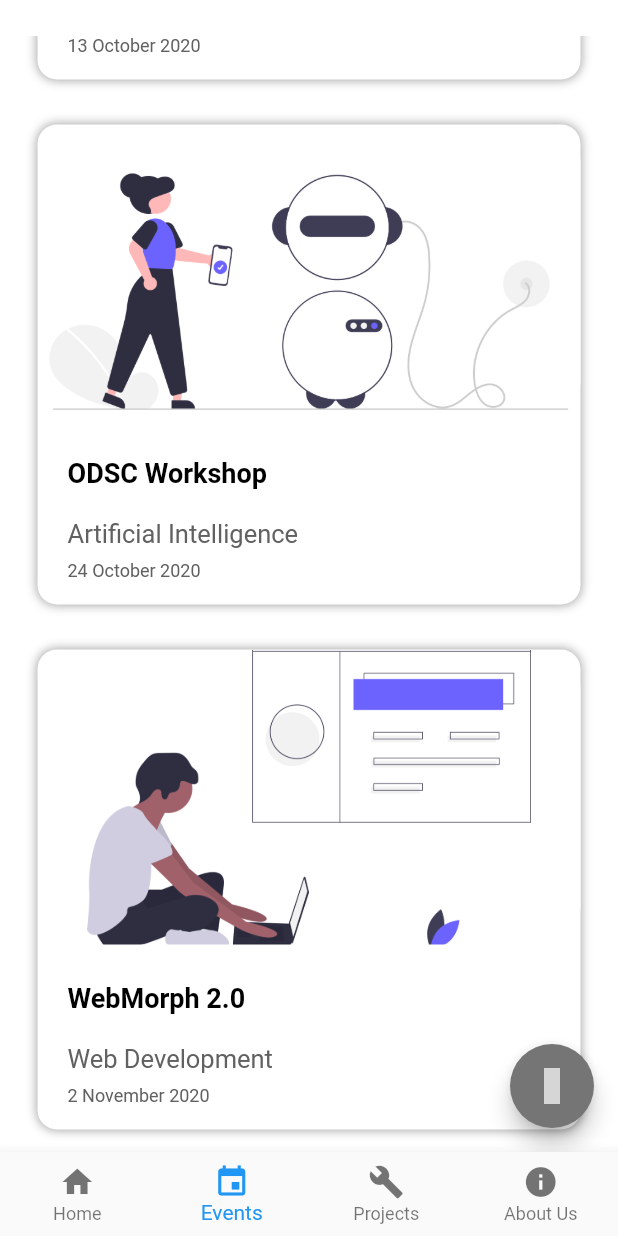
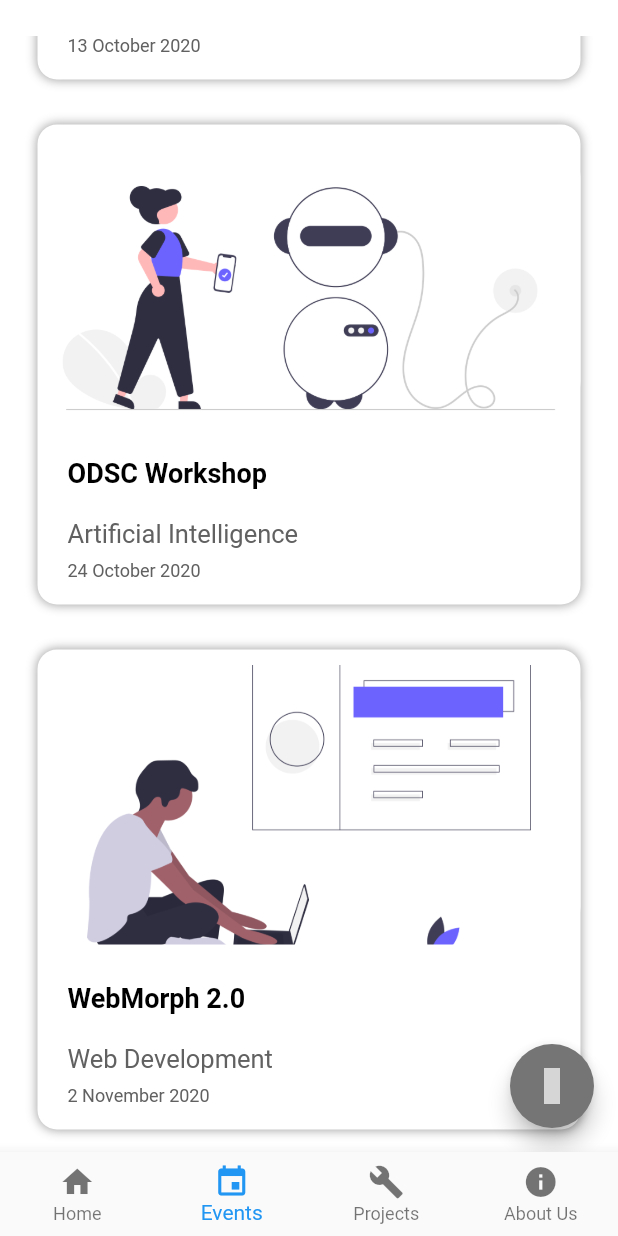
Before and after one commit to Adnanali777/DSC-AKGEC, a Flutter app: the screen it shows after launch, item 2 of the bottom bar chosen, scrolled down 486 dp, on a phone screen of 412 x 824 dp. Run offline on Flutter 3.47's test engine with Material 2 defaults, Android fonts, the phone set to English and light mode, and no system bars; our stand-ins replace delayed_display, flutter_icons; missing offline and left inert: lipsum, ripple_effect; Roboto replaces fonts that are missing (Nanum); grey boxes are pictures that could not be loaded.

Commit message:
final commit

```diff
--- a/lib/events/event details.dart
+++ b/lib/events/event details.dart
@@ -34,6 +34,7 @@
               delegate: SliverChildListDelegate(
                 [
                   Container(
+                    padding: EdgeInsets.only(right: 10),
                     decoration: BoxDecoration(
                       borderRadius: BorderRadius.only(topLeft: Radius.circular(30),topRight: Radius.circular(30)),
                       color: Colors.white,
--- a/lib/project-pages/app_dev.dart
+++ b/lib/project-pages/app_dev.dart
@@ -27,7 +27,7 @@
             flexibleSpace: FlexibleSpaceBar(
               background: Padding(
                 padding:  EdgeInsets.only(top:MediaQuery.of(context).size.height*0.05),
-                child: Image.asset('assets/app-dev-projects.png',fit: BoxFit.cover,),
+                child: Image.asset('assets/app-dev-projects.png',fit: BoxFit.contain,),
               ),
             ),
           ),
--- a/lib/project-pages/ui.dart
+++ b/lib/project-pages/ui.dart
@@ -25,7 +25,7 @@
             flexibleSpace: FlexibleSpaceBar(
               background: Padding(
                 padding: EdgeInsets.only(top:MediaQuery.of(context).size.height*0.05),
-                child: Image.asset('assets/ui-projects.png',fit: BoxFit.cover,),
+                child: Image.asset('assets/ui-projects.png',fit: BoxFit.contain,),
               ),
             ),
           ),
--- a/lib/project-pages/web-d.dart
+++ b/lib/project-pages/web-d.dart
@@ -25,7 +25,7 @@
             flexibleSpace: FlexibleSpaceBar(
               background: Padding(
                 padding: EdgeInsets.only(top:MediaQuery.of(context).size.height*0.05),
-                child: Image.asset('assets/web-dev-projects.png',fit: BoxFit.cover,),
+                child: Image.asset('assets/web-dev-projects.png',fit: BoxFit.contain,),
               ),
             ),
           ),
--- a/lib/screens/events.dart
+++ b/lib/screens/events.dart
@@ -4,6 +4,7 @@
 import 'package:flutter_icons/flutter_icons.dart';
 import 'package:lipsum/lipsum.dart' as lipsum;
 import 'package:ripple_effect/ripple_effect.dart';
+import 'package:dsc/events/event details.dart';
 
 class Events extends StatefulWidget {
   @override
@@ -62,9 +63,8 @@
               RippleEffect.start(effectKey, toNextPage);
             },
             backgroundColor: Colors.grey[600],
-            child: IconButton(
-            icon: Icon(Foundation.megaphone,color: Colors.white,),
-          ),),
+            child: Icon(Foundation.megaphone,color: Colors.white,),
+          ),
         ),
       ),
     );
@@ -75,6 +75,8 @@
      ),
    );
 }
+
+
 class Event_template extends StatefulWidget {
   @override
   String image;
@@ -103,7 +105,7 @@
     );
     animation = Tween(begin: -1.0 , end: 0).animate(CurvedAnimation(
       parent: animationController,
-      curve: Curves.elasticOut,
+      curve: Curves.fastLinearToSlowEaseIn,
     ));
     animationController.forward();
   }
@@ -148,6 +150,7 @@
                         child: Hero(
                           tag: 'event-img-${widget.image}',
                           child: Container(
+                            margin: EdgeInsets.only(top: 10),
                             decoration: BoxDecoration(
                               borderRadius: BorderRadius.circular(25),
                               image: DecorationImage(image: AssetImage(widget.image),fit: BoxFit.cover),
--- a/lib/screens/navbar.dart
+++ b/lib/screens/navbar.dart
@@ -12,7 +12,7 @@
 
 class _mynavbarState extends State<mynavbar> {
   int currentindex = 0;
-  List <Widget> children = [
+  List<Widget> children = [
     Home(),
     Events(),
     Projects(),
--- a/lib/screens/projects.dart
+++ b/lib/screens/projects.dart
@@ -117,8 +117,9 @@
   _categories_cardsState createState() => _categories_cardsState();
 }
 
-class _categories_cardsState extends State<categories_cards> with SingleTickerProviderStateMixin{
-
+class _categories_cardsState extends State<categories_cards> with SingleTickerProviderStateMixin,AutomaticKeepAliveClientMixin{
+  @override
+  bool get wantKeepAlive => true;
   @override
   Widget build(BuildContext context) {
     return Container(
--- a/lib/shared/post-card.dart
+++ b/lib/shared/blog_card_template.dart
@@ -1,5 +1,5 @@
 import 'package:flutter/material.dart';
-import 'file:///D:/apps/dsc/lib/shared/blogs.dart';
+import 'file:///D:/apps/DSC AKGEC//lib/shared/blogs.dart';
 import 'package:dsc/screens/home.dart';
 class blog_card_template extends StatefulWidget {
   String image;
--- a/lib/shared/blogs.dart
+++ b/lib/shared/blogs.dart
@@ -1,5 +1,5 @@
 import 'package:dsc/shared/heart.dart';
-import 'package:dsc/shared/post-card.dart';
+import 'package:dsc/shared/blog_card_template.dart';
 import 'package:flutter/material.dart';
 import 'package:dsc/screens/home.dart';
 class Details extends StatefulWidget {
```
Also changed, not shown: lib/project-pages/ml.dart (+4 -7 lines), lib/screens/home.dart (+5 -8 lines).
